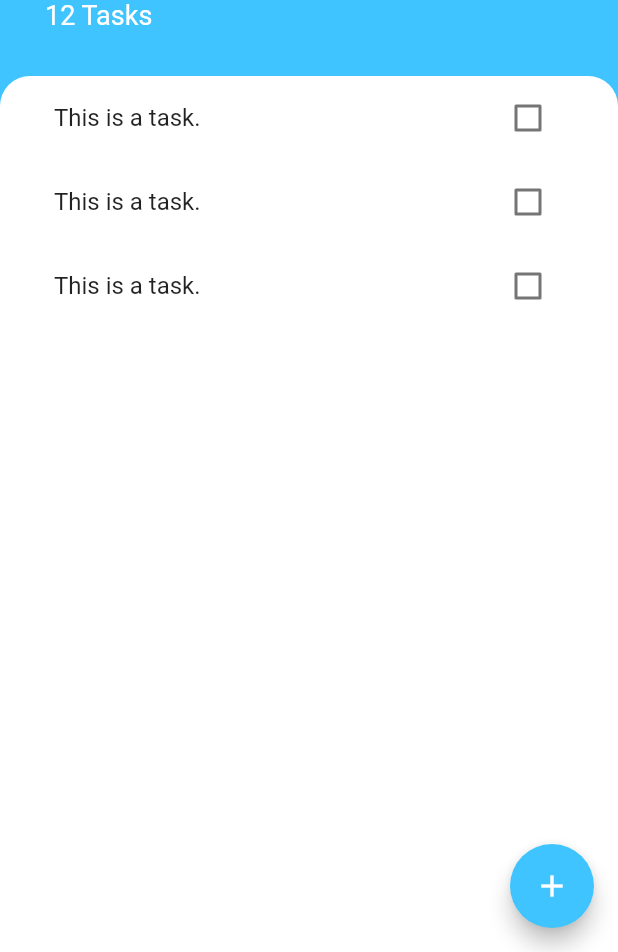
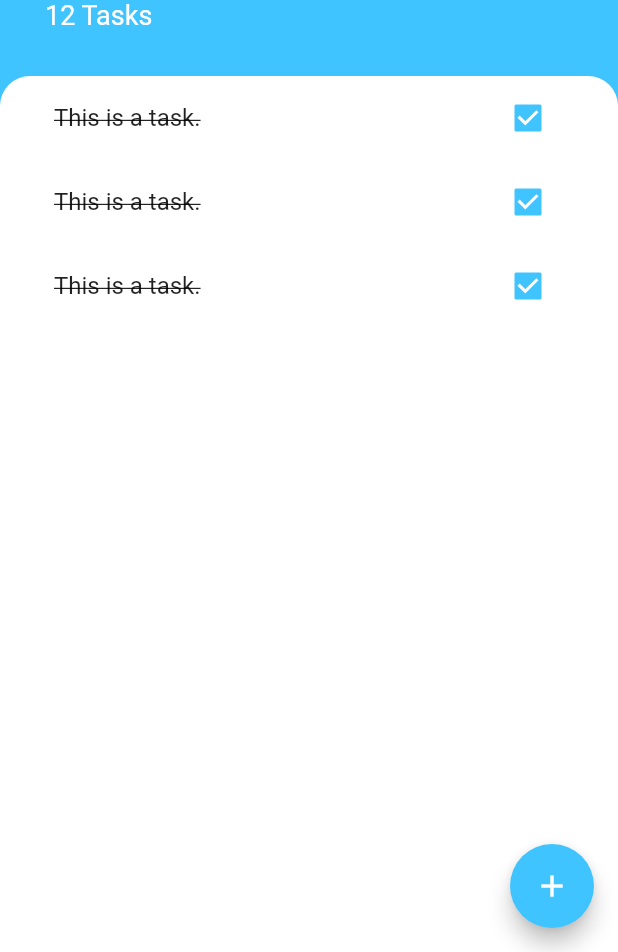
Before and after one commit to billy0402/flutter-todo-list, a Flutter app: the screen it shows after launch, on a phone screen of 412 x 824 dp, the part 284-1236 px from its top. Run offline on Flutter 3.47's test engine with Material 2 defaults, Android fonts, the phone set to English and light mode, and no system bars.

Commit message:
feat(task_item): What is State and How do we Manage it?

```diff
--- /dev/null
+++ b/lib/widgets/task_checkbox.dart
@@ -0,0 +1,21 @@
+import 'package:flutter/material.dart';
+
+class TaskCheckbox extends StatelessWidget {
+  const TaskCheckbox({
+    Key? key,
+    required this.isChecked,
+    required this.onCheckboxClick,
+  }) : super(key: key);
+
+  final bool isChecked;
+  final Function(bool?) onCheckboxClick;
+
+  @override
+  Widget build(BuildContext context) {
+    return Checkbox(
+      value: isChecked,
+      activeColor: Colors.lightBlueAccent,
+      onChanged: onCheckboxClick,
+    );
+  }
+}
--- a/lib/widgets/task_item.dart
+++ b/lib/widgets/task_item.dart
@@ -1,15 +1,34 @@
 import 'package:flutter/material.dart';
 
-class TaskItem extends StatelessWidget {
+import 'task_checkbox.dart';
+
+class TaskItem extends StatefulWidget {
   const TaskItem({Key? key}) : super(key: key);
+
+  @override
+  State<TaskItem> createState() => _TaskItemState();
+}
+
+class _TaskItemState extends State<TaskItem> {
+  bool isChecked = true;
 
   @override
   Widget build(BuildContext context) {
     return ListTile(
-      title: const Text('This is a task.'),
-      trailing: Checkbox(
-        value: false,
-        onChanged: (bool? value) {},
+      title: Text(
+        'This is a task.',
+        style: TextStyle(
+          decoration:
+              isChecked ? TextDecoration.lineThrough : TextDecoration.none,
+        ),
+      ),
+      trailing: TaskCheckbox(
+        isChecked: isChecked,
+        onCheckboxClick: (bool? newValue) {
+          setState(() {
+            isChecked = newValue!;
+          });
+        },
       ),
     );
   }
```
